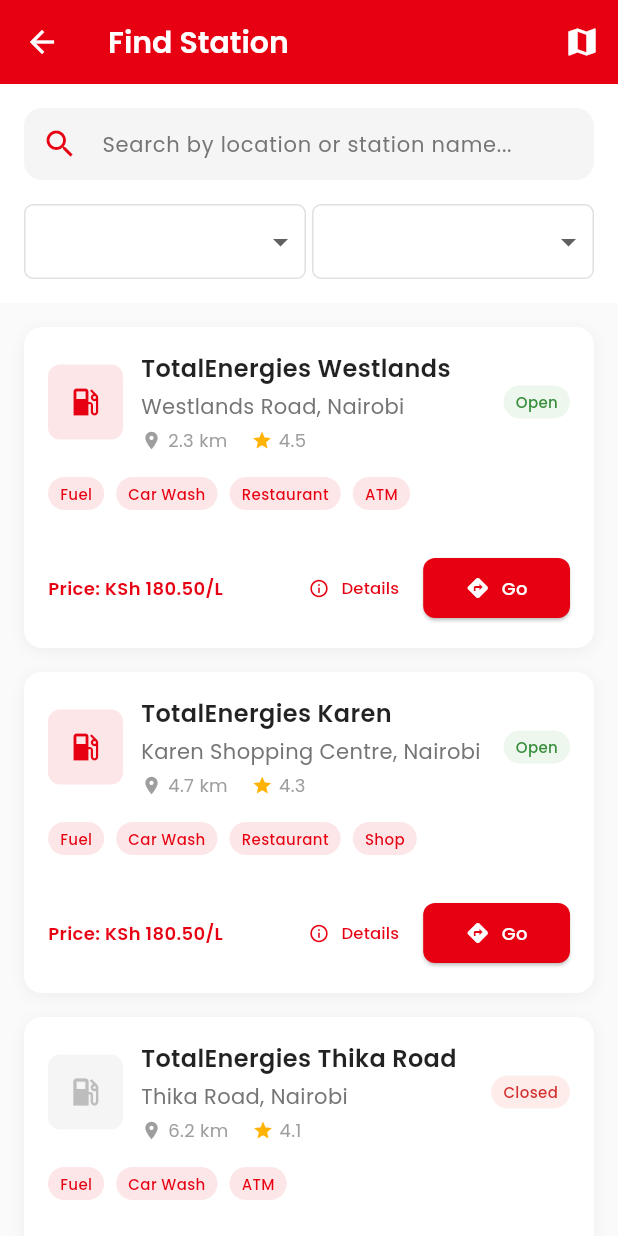
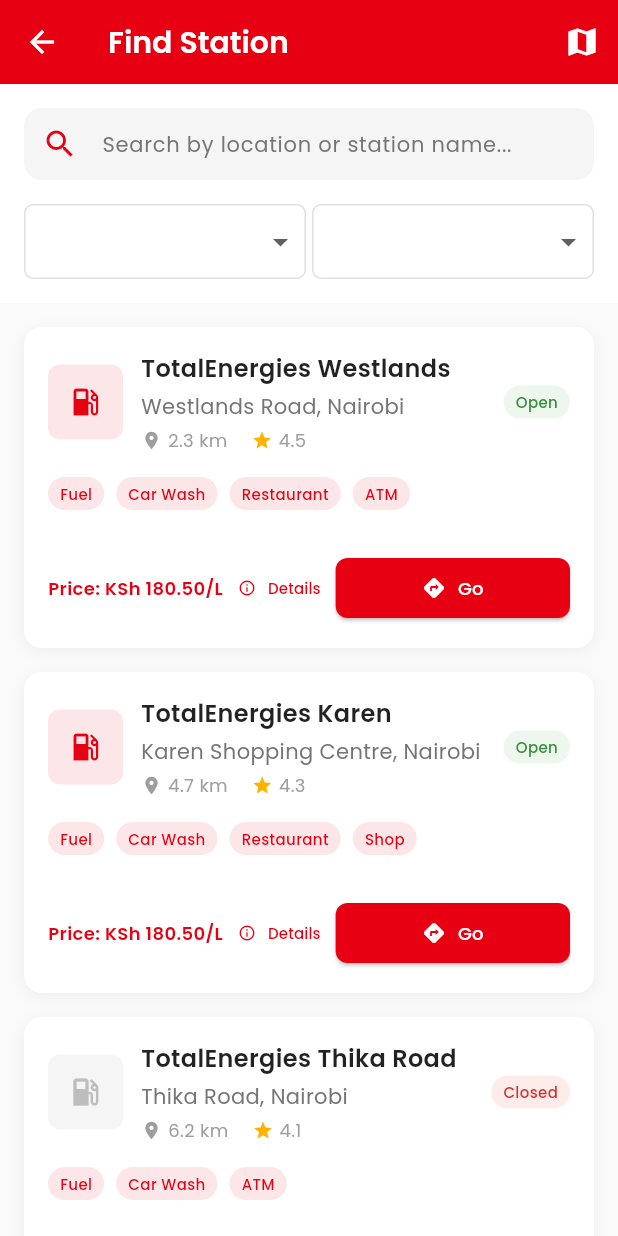
Before and after one commit to boazomare1/totalenergies-app, a Flutter app: the StationFinderScreen screen opened directly, after a tap on "View List", on a phone screen of 412 x 824 dp. Run offline on Flutter 3.47's test engine with Material 3 defaults, Android fonts, the phone set to English and light mode, and no system bars; our stand-ins replace google_fonts.

Commit message:
fix: Reduce spacing to prevent 'Go' text wrapping
- Replaced Spacer() with fixed SizedBox(width: 4) between price and details
- Reduced details button icon size from 14px to 12px
- Reduced details button font size from 11px to 10px
- Reduced details button horizontal padding from 8px to 6px
- Reduced spacing between details and Go button from 8px to 4px
- This should give enough space for 'Go' text to stay on one line

```diff
--- a/lib/screens/station_finder_screen.dart
+++ b/lib/screens/station_finder_screen.dart
@@ -540,7 +540,7 @@
                     color: const Color(0xFFE60012),
                   ),
                 ),
-                const Spacer(),
+                const SizedBox(width: 4),
                 // Details button with icon
                 TextButton.icon(
                   onPressed: () {
@@ -548,19 +548,19 @@
                   },
                   icon: const Icon(
                     Icons.info_outline,
-                    size: 14,
+                    size: 12,
                     color: Color(0xFFE60012),
                   ),
-                  label: const Text('Details', style: TextStyle(fontSize: 11)),
+                  label: const Text('Details', style: TextStyle(fontSize: 10)),
                   style: TextButton.styleFrom(
                     foregroundColor: const Color(0xFFE60012),
                     padding: const EdgeInsets.symmetric(
-                      horizontal: 8,
+                      horizontal: 6,
                       vertical: 4,
                     ),
                   ),
                 ),
-                const SizedBox(width: 8),
+                const SizedBox(width: 4),
                 // Navigate button with icon - takes remaining space
                 Expanded(
                   flex: 2,
@@ -572,10 +572,7 @@
                             }
                             : null,
                     icon: const Icon(Icons.directions, size: 16),
-                    label: const Text(
-                      'Go',
-                      style: TextStyle(fontSize: 12),
-                    ),
+                    label: const Text('Go', style: TextStyle(fontSize: 12)),
                     style: ElevatedButton.styleFrom(
                       backgroundColor: const Color(0xFFE60012),
                       foregroundColor: Colors.white,
```
